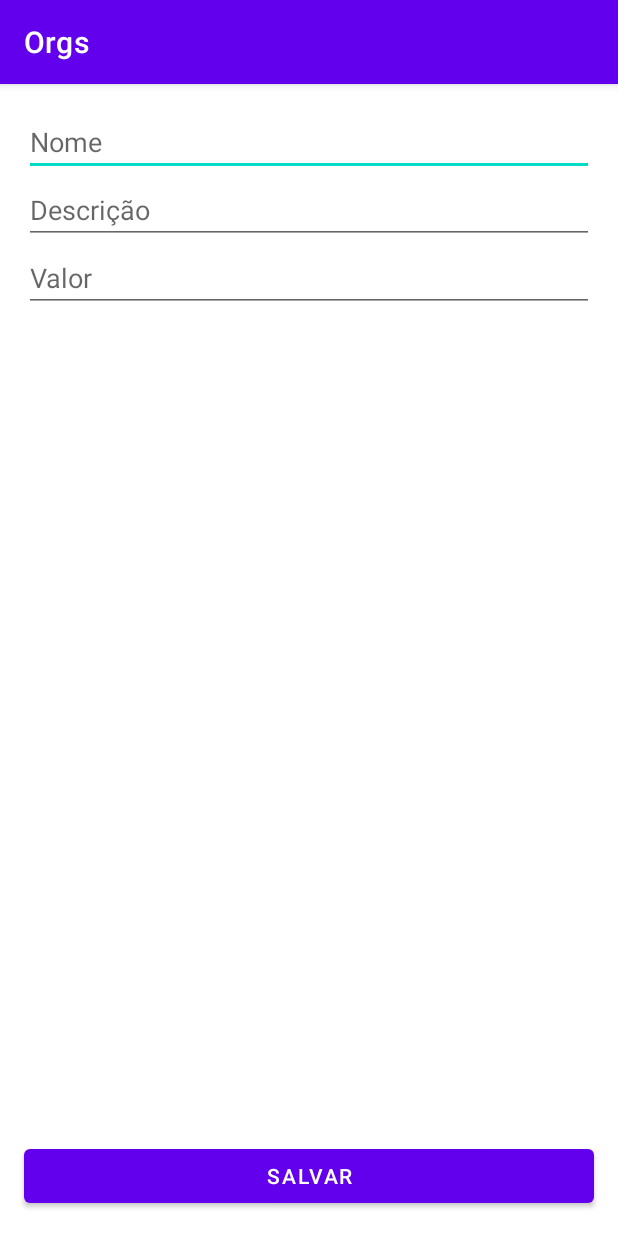
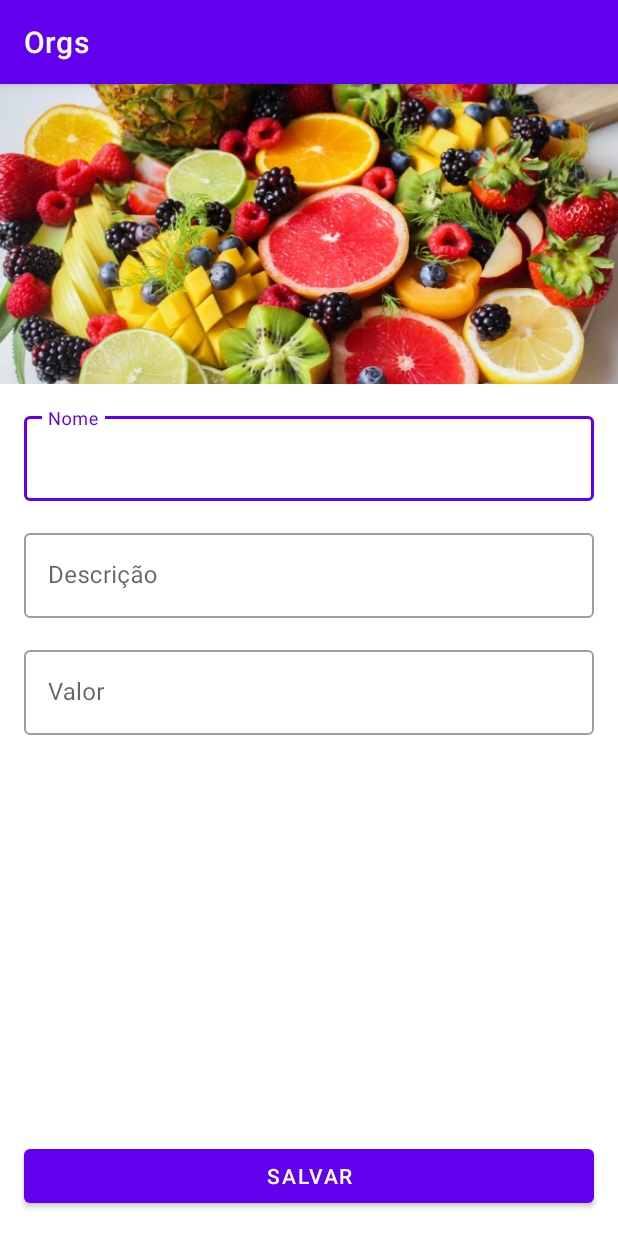
Before and after one commit to pedroabreudev/Alura_Kotlin_Android, an Android app: the FormularioProdutoActivity screen opened directly, with no data from a screen before it, on a phone screen of 412 x 824 dp. Run offline under Robolectric (Android 15) with nearby library versions, the phone set to English and light mode, and no system bars.

Commit message:
feat: Modificando o Formulario

```diff
--- a/Projeto/Orgs/app/src/main/res/layout/activity_formulario_produto.xml
+++ b/Projeto/Orgs/app/src/main/res/layout/activity_formulario_produto.xml
@@ -11,47 +11,81 @@
         android:layout_height="wrap_content"
         tools:context=".ui.activity.FormularioProdutoActivity">
 
-        <EditText
-            android:id="@+id/activity_formulario_produto_nome"
+        <ImageView
+            android:id="@+id/activity_formulario_produto_imagem"
+            android:layout_width="0dp"
+            android:layout_height="200dp"
+            android:scaleType="centerCrop"
+            app:layout_constraintEnd_toEndOf="parent"
+            app:layout_constraintStart_toStartOf="parent"
+            app:layout_constraintTop_toTopOf="parent"
+            app:srcCompat="@drawable/produto_1" />
+
+        <com.google.android.material.textfield.TextInputLayout
+            android:id="@+id/formulario_produto_textinputlayout_nome"
+            style="@style/Widget.MaterialComponents.TextInputLayout.OutlinedBox"
             android:layout_width="0dp"
             android:layout_height="wrap_content"
             android:layout_margin="16dp"
-            android:hint="Nome"
-            android:inputType="text"
             app:layout_constraintEnd_toEndOf="parent"
             app:layout_constraintStart_toStartOf="parent"
-            app:layout_constraintTop_toTopOf="parent" />
+            app:layout_constraintTop_toBottomOf="@id/activity_formulario_produto_imagem">
 
-        <EditText
-            android:id="@+id/activity_formulario_produto_descricao"
+            <com.google.android.material.textfield.TextInputEditText
+                android:id="@+id/activity_formulario_produto_nome"
+                android:layout_width="match_parent"
+                android:layout_height="wrap_content"
+                android:hint="Nome" />
+
+        </com.google.android.material.textfield.TextInputLayout>
+
+        <com.google.android.material.textfield.TextInputLayout
+            android:id="@+id/formulario_produto_textinputlayout_descricao"
+            style="@style/Widget.MaterialComponents.TextInputLayout.OutlinedBox"
             android:layout_width="0dp"
             android:layout_height="wrap_content"
-            android:hint="Descrição"
-            android:inputType="text"
-            app:layout_constraintEnd_toEndOf="@id/activity_formulario_produto_nome"
-            app:layout_constraintStart_toStartOf="@id/activity_formulario_produto_nome"
-            app:layout_constraintTop_toBottomOf="@id/activity_formulario_produto_nome" />
+            android:layout_margin="16dp"
+            app:layout_constraintEnd_toEndOf="parent"
+            app:layout_constraintStart_toStartOf="parent"
+            app:layout_constraintTop_toBottomOf="@id/formulario_produto_textinputlayout_nome">
 
-        <EditText
-            android:id="@+id/activity_formulario_produto_valor"
+            <com.google.android.material.textfield.TextInputEditText
+                android:id="@+id/activity_formulario_produto_descricao"
+                android:layout_width="match_parent"
+                android:layout_height="wrap_content"
+                android:hint="Descrição" />
+
+        </com.google.android.material.textfield.TextInputLayout>
+
+        <com.google.android.material.textfield.TextInputLayout
+            android:id="@+id/formulario_produto_textinputlayout_valor"
+            style="@style/Widget.MaterialComponents.TextInputLayout.OutlinedBox"
             android:layout_width="0dp"
             android:layout_height="wrap_content"
-            android:hint="Valor"
-            android:inputType="numberDecimal"
-            app:layout_constraintEnd_toEndOf="@id/activity_formulario_produto_descricao"
-            app:layout_constraintStart_toStartOf="@id/activity_formulario_produto_descricao"
-            app:layout_constraintTop_toBottomOf="@id/activity_formulario_produto_descricao" />
+            android:layout_margin="16dp"
+            app:layout_constraintEnd_toEndOf="parent"
+            app:layout_constraintStart_toStartOf="parent"
+            app:layout_constraintTop_toBottomOf="@id/formulario_produto_textinputlayout_descricao">
 
-        <Button android:id="@+id/activity_formulario_produto_botao_salvar"
+            <com.google.android.material.textfield.TextInputEditText
+                android:id="@+id/activity_formulario_produto_valor"
+                android:layout_width="match_parent"
+                android:layout_height="wrap_content"
+                android:hint="Valor" />
+
+        </com.google.android.material.textfield.TextInputLayout>
+
+        <Button
+            android:id="@+id/activity_formulario_produto_botao_salvar"
             android:layout_width="0dp"
             android:layout_height="wrap_content"
             android:layout_margin="16dp"
             android:text="Salvar"
-            app:layout_constraintVertical_bias="1"
             app:layout_constraintBottom_toBottomOf="parent"
             app:layout_constraintEnd_toEndOf="parent"
             app:layout_constraintStart_toStartOf="parent"
-            app:layout_constraintTop_toBottomOf="@+id/activity_formulario_produto_valor" />
+            app:layout_constraintTop_toBottomOf="@+id/formulario_produto_textinputlayout_valor"
+            app:layout_constraintVertical_bias="1" />
 
     </androidx.constraintlayout.widget.ConstraintLayout>
 </ScrollView>
```
